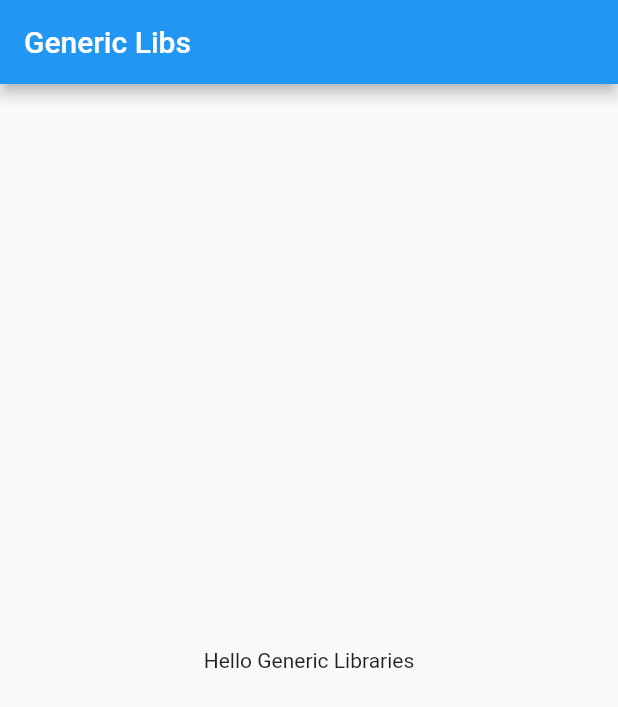
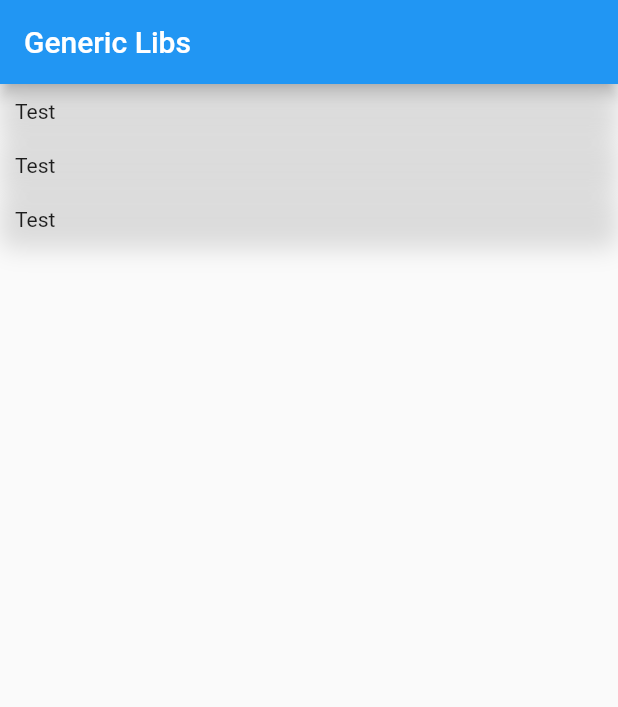
Before and after one commit to sari-shehada/generic_libs, a Flutter app: the screen it shows after launch, on a phone screen of 412 x 824 dp. Shown: the top 707 px of the screen. Run offline on Flutter 3.47's test engine with Material 2 defaults, Android fonts, the light colour scheme and no system bars.

Commit message:
using buttons

```diff
--- a/lib/pages/home_page.dart
+++ b/lib/pages/home_page.dart
@@ -1,5 +1,6 @@
 import 'package:flutter/material.dart';
 import 'package:flutter/services.dart';
+import 'package:generic_libs/services/ui_services/buttons.dart';
 
 class HomePage extends StatelessWidget {
   const HomePage({super.key});
@@ -14,10 +15,13 @@ class HomePage extends StatelessWidget {
         ),
       ),
       body: SizedBox.expand(
-        child: Column(
-          mainAxisAlignment: MainAxisAlignment.center,
-          children: const [
-            Text("Hello Generic Libraries"),
+        child: ListView(
+          shrinkWrap: true,
+          physics: const BouncingScrollPhysics(),
+          children: [
+            NavigationButton(label: 'Test', onTap: () {}),
+            NavigationButton(label: 'Test', onTap: () {}),
+            NavigationButton(label: 'Test', onTap: () {}),
           ],
         ),
       ),
```
